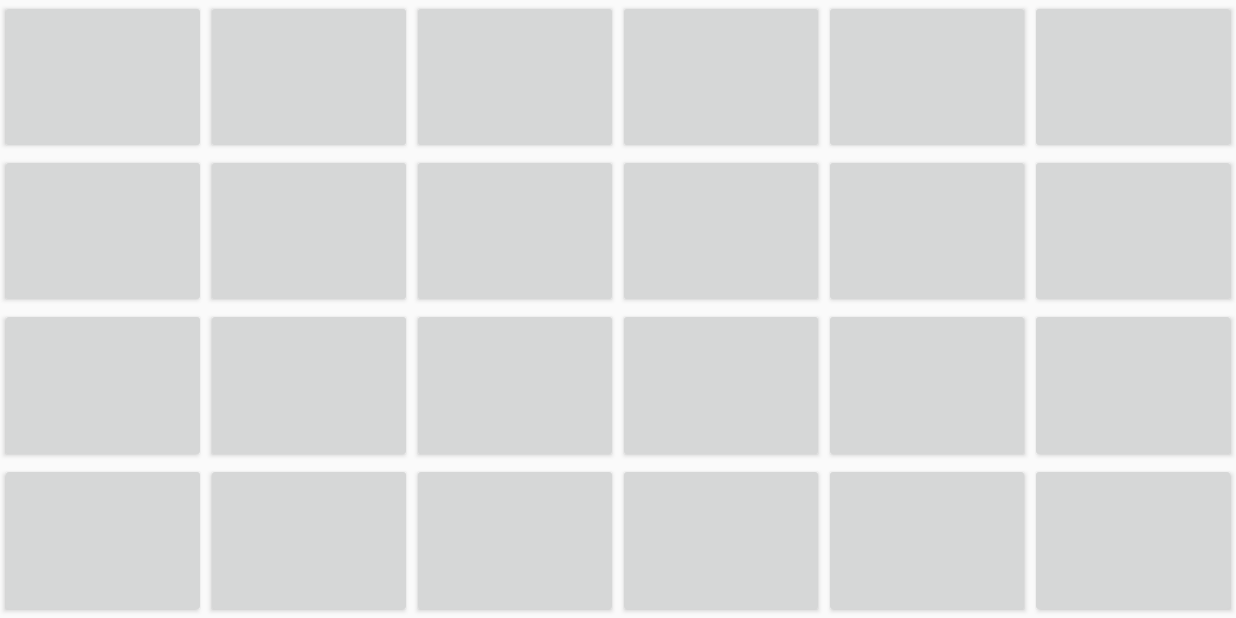
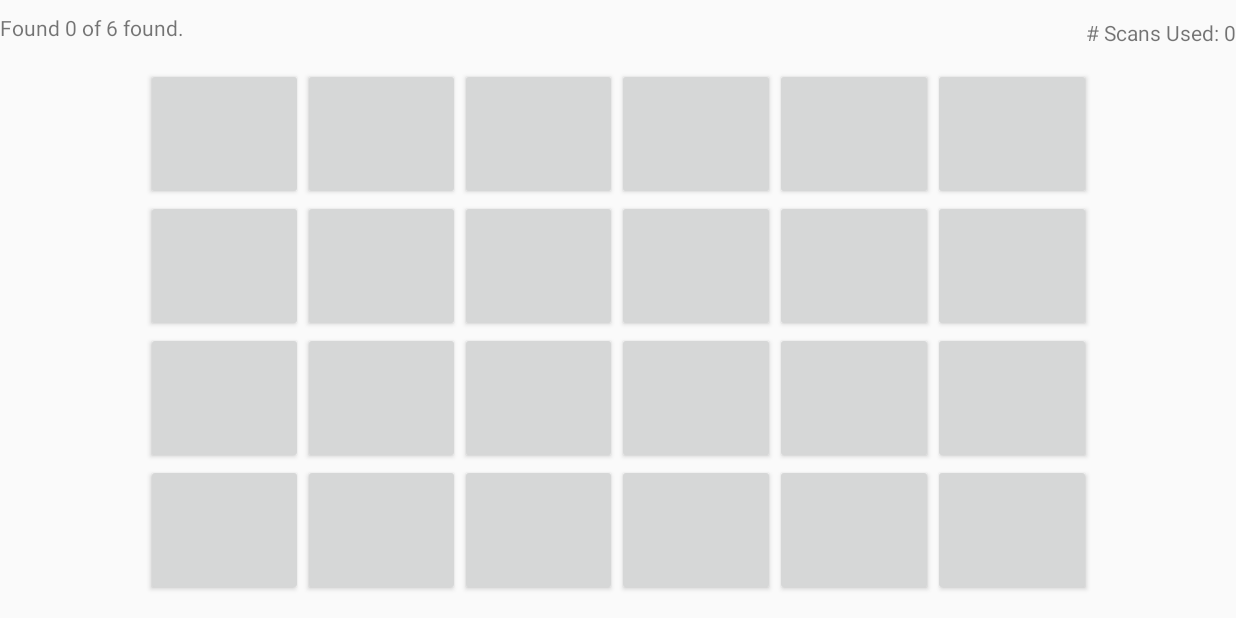
Before and after one commit to hqnguyen99/Mine-Sweeper, an Android app: the MainActivity screen opened directly, with no data from a screen before it, on a phone screen of 824 x 412 dp (held sideways). Run offline under Robolectric (Android 15) with nearby library versions, the phone set to English and light mode, and no system bars.

Commit message:
scans, mines found

```diff
--- a/app/src/main/java/com/example/minesweeper/MainActivity.java
+++ b/app/src/main/java/com/example/minesweeper/MainActivity.java
@@ -7,6 +7,9 @@ import android.view.View;
 import android.widget.Button;
 import android.widget.TableLayout;
 import android.widget.TableRow;
+import android.widget.TextView;
+
+import org.w3c.dom.Text;
 
 import java.util.Random;
 
@@ -15,6 +18,9 @@ public class MainActivity extends AppCompatActivity {
     private static int num_rows;
     private static int num_cols ;
     private static int num_bombs;
+
+    private int numOfMinesFound = 0;
+    private int numOfScans = 0;
 
     Button buttons[][];
     // 0 -> empty, -1 -> bomb
@@ -52,6 +58,11 @@ public class MainActivity extends AppCompatActivity {
 
     private void populateButtons() {
         TableLayout table = (TableLayout) findViewById(R.id.tableForButtons);
+        TextView setScans = (TextView) findViewById(R.id.scans);
+        TextView setMinesFound = (TextView) findViewById(R.id.minesFound);
+
+        setScans.setText("# Scans Used: " + numOfScans);
+        setMinesFound.setText("Found " + numOfMinesFound + " of " + num_bombs + " found.");
 
         for(int row = 0; row < num_rows; row++){
             TableRow tableRow = new TableRow(this);
@@ -97,17 +108,26 @@ public class MainActivity extends AppCompatActivity {
     }
 
     private void gridButtonClicked(int r, int c) {
+        TextView setScans = (TextView) findViewById(R.id.scans);
+        TextView setMinesFound = (TextView) findViewById(R.id.minesFound);
+
         Button b = buttons[r][c];
         int isBomb = grid[r][c];
 
+        numOfScans++;
+
 
         if (isBomb == -1) {
-//            clicked[r][c] = true;
             updateBombs(r, c);
+            numOfMinesFound++;
+
+            setScans.setText("# Scans Used: " + numOfScans);
+            setMinesFound.setText("Found " + numOfMinesFound + " of " + num_bombs + " found.");
             b.setText("bomb!");
 
         } else {
             clicked[r][c] = true;
+            setScans.setText("# Scans Used: " + numOfScans);
             b.setText(String.valueOf(grid[r][c]));
         }
 
--- a/app/src/main/res/layout/activity_main.xml
+++ b/app/src/main/res/layout/activity_main.xml
@@ -8,12 +8,33 @@
 
     <TableLayout
         android:id="@+id/tableForButtons"
-        android:layout_width="match_parent"
-        android:layout_height="match_parent"
-        tools:layout_editor_absoluteX="1dp"
-        tools:layout_editor_absoluteY="1dp">
+        android:layout_width="630dp"
+        android:layout_height="352dp"
+        android:layout_marginTop="30dp"
+        app:layout_constraintBottom_toBottomOf="parent"
+        app:layout_constraintEnd_toEndOf="parent"
+        app:layout_constraintStart_toStartOf="parent"
+        app:layout_constraintTop_toTopOf="parent">
 
 
     </TableLayout>
 
+    <TextView
+        android:id="@+id/scans"
+        android:layout_width="wrap_content"
+        android:layout_height="wrap_content"
+        android:layout_marginBottom="14dp"
+        android:text="# Scans Used: 0 "
+        app:layout_constraintBottom_toTopOf="@+id/tableForButtons"
+        app:layout_constraintEnd_toEndOf="parent" />
+
+    <TextView
+        android:id="@+id/minesFound"
+        android:layout_width="wrap_content"
+        android:layout_height="wrap_content"
+        android:layout_marginBottom="17dp"
+        android:text="Found 0 of "
+        app:layout_constraintBottom_toTopOf="@+id/tableForButtons"
+        app:layout_constraintStart_toStartOf="parent" />
+
 </androidx.constraintlayout.widget.ConstraintLayout>
```
